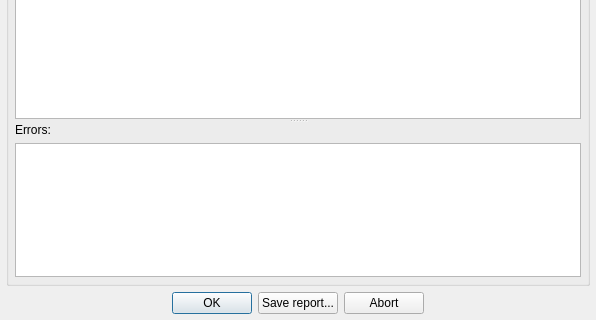
teaching-droid/tsMuxer, file tsMuxerGUI/muxForm.ui: the form before one commit; both pictures show x 0 to 596 and y 157 to 477 of the 596 by 477 pixel window.
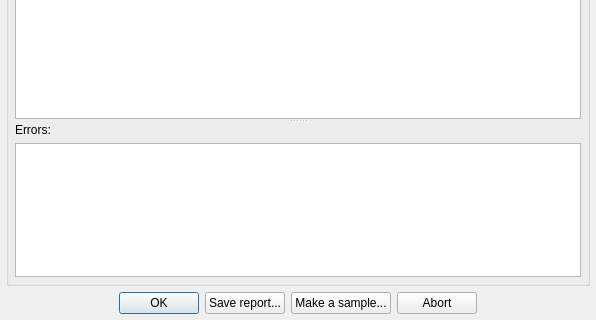
The form after the commit. Icons and pictures are not drawn.

Commit message: Make a sample of a source for a problem report

The edit to the form file:
```diff
--- a/tsMuxerGUI/muxForm.ui
+++ b/tsMuxerGUI/muxForm.ui
@@ -212,6 +212,19 @@
        </property>
       </widget>
      </item>
+     <item>
+      <widget class="QPushButton" name="sampleBtn" >
+       <property name="maximumSize" >
+        <size>
+         <width>16777215</width>
+         <height>25</height>
+        </size>
+       </property>
+       <property name="text" >
+        <string>Make a sample...</string>
+       </property>
+      </widget>
+     </item>
      <item>
       <widget class="QPushButton" name="abortBtn" >
        <property name="maximumSize" >
```
The commit also changes 16 other files.
